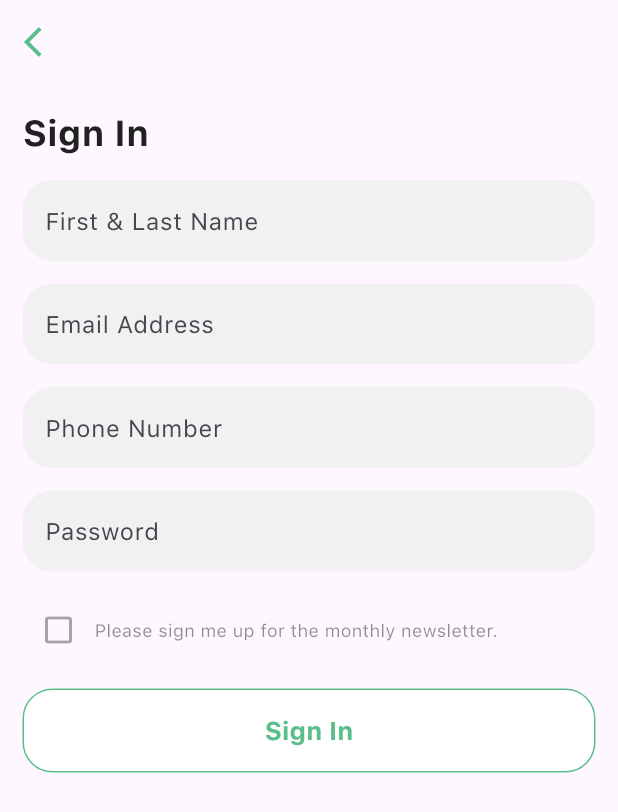
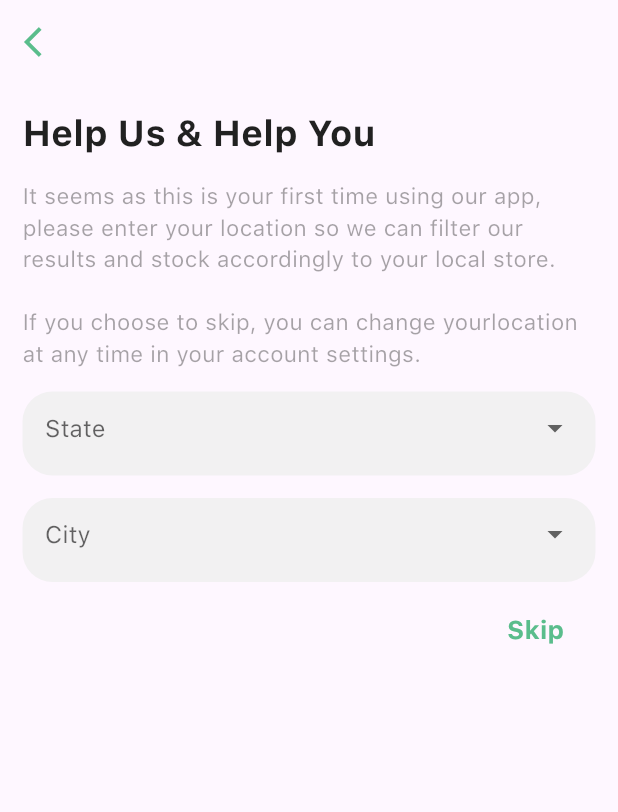
Before and after one commit to IbrahimRanjous/book_store, a Flutter app: the SignUpView screen opened by its route, after a tap on "Sign In", on a phone screen of 412 x 824 dp. Shown: the top 812 px of the screen. Run offline on Flutter 3.47's test engine with Material 3 defaults, Android fonts, the phone set to English and light mode, and no system bars; our stand-ins replace go_router; project files that could hold a hidden picture were left out.

Commit message:
create help us view & forgot password view

```diff
--- /dev/null
+++ b/lib/Features/Presentation/sign in/up/presentation/views/help_us_view.dart
@@ -0,0 +1,26 @@
+import 'package:book_store/Features/Presentation/sign%20in/up/presentation/views/widgets/help_us_view_body.dart';
+import 'package:book_store/core/utils/color_extenstion.dart';
+import 'package:flutter/material.dart';
+import 'package:go_router/go_router.dart';
+
+class HelpUsView extends StatelessWidget {
+  const HelpUsView({super.key});
+
+  @override
+  Widget build(BuildContext context) {
+    return Scaffold(
+      appBar: AppBar(
+        leading: IconButton(
+          onPressed: () => context.pop(),
+          icon: Icon(
+            Icons.arrow_back_ios,
+            color: TColor.primary,
+          ),
+        ),
+      ),
+      body: const SafeArea(
+        child: HelpUsViewBody(),
+      ),
+    );
+  }
+}
--- /dev/null
+++ b/lib/Features/Presentation/sign in/up/presentation/views/widgets/custom_drop_down_button.dart
@@ -0,0 +1,35 @@
+import 'package:book_store/core/utils/color_extenstion.dart';
+import 'package:flutter/material.dart';
+
+class CustomDropDownButton extends StatelessWidget {
+  const CustomDropDownButton({
+    super.key,
+    required this.hint, required this.itemsList,
+  });
+
+  final String hint;
+  final List<String> itemsList;
+  @override
+  Widget build(BuildContext context) {
+    return Container(
+      height: 56,
+      padding: const EdgeInsets.symmetric(horizontal: 15),
+      decoration: BoxDecoration(
+        color: TColor.textBox,
+        borderRadius: BorderRadius.circular(20),
+      ),
+      child: DropdownButton(
+        isExpanded: true,
+        hint: Text(hint),
+        underline: Container(),
+        items: itemsList.map((name) {
+          return DropdownMenuItem(
+            value: name,
+            child: Text(name),
+          );
+        }).toList(),
+        onChanged: (value) {},
+      ),
+    );
+  }
+}
--- a/lib/Features/Presentation/sign in/up/presentation/views/widgets/custom_elevated_button.dart
+++ b/lib/Features/Presentation/sign in/up/presentation/views/widgets/custom_elevated_button.dart
@@ -11,7 +11,7 @@ class CustomElevatedButton extends StatelessWidget {
   @override
   Widget build(BuildContext context) {
     return ElevatedButton(
-      onPressed: () {},
+      onPressed: onPressed,
       style: ButtonStyle(
         backgroundColor: getColor(Colors.white, TColor.primary),
         foregroundColor: getColor(TColor.primary, Colors.white),
--- /dev/null
+++ b/lib/Features/Presentation/sign in/up/presentation/views/widgets/help_us_view_body.dart
@@ -0,0 +1,63 @@
+import 'package:book_store/Features/Presentation/onboarding/presentation/views/widgets/custom_text_botton.dart';
+import 'package:book_store/Features/Presentation/sign%20in/up/presentation/views/widgets/custom_drop_down_button.dart';
+import 'package:book_store/core/utils/color_extenstion.dart';
+import 'package:book_store/core/utils/styles.dart';
+import 'package:flutter/material.dart';
+
+class HelpUsViewBody extends StatefulWidget {
+  const HelpUsViewBody({super.key});
+
+  @override
+  State<HelpUsViewBody> createState() => _HelpUsViewBodyState();
+}
+
+class _HelpUsViewBodyState extends State<HelpUsViewBody> {
+  TextEditingController state = TextEditingController();
+  TextEditingController city = TextEditingController();
+
+  @override
+  Widget build(BuildContext context) {
+    return SingleChildScrollView(
+      child: Container(
+        padding: const EdgeInsets.all(15),
+        child: Column(
+          crossAxisAlignment: CrossAxisAlignment.start,
+          children: [
+            Text(
+              'Help Us & Help You',
+              style: Styles.TextStyle24.copyWith(color: TColor.text),
+            ),
+            const SizedBox(
+              height: 15,
+            ),
+            Text(
+              'It seems as this is your first time using our app, please enter your location so we can filter our results and stock accordingly to your local store. \n\nIf you choose to skip, you can change yourlocation at any time in your account settings.',
+              style: Styles.TextStyle15.copyWith(color: TColor.subTitle),
+            ),
+            const SizedBox(
+              height: 15,
+            ),
+            const CustomDropDownButton(
+              hint: 'State',
+              itemsList: ['state1', 'state2'],
+            ),
+            const SizedBox(
+              height: 15,
+            ),
+            const CustomDropDownButton(
+              hint: 'City',
+              itemsList: ['city1', 'city2'],
+            ),
+            const Padding(
+              padding: EdgeInsets.all(8.0),
+              child: Row(
+                mainAxisAlignment: MainAxisAlignment.end,
+                children: [CustomTextButton(text: 'Skip')],
+              ),
+            )
+          ],
+        ),
+      ),
+    );
+  }
+}
--- a/lib/Features/Presentation/sign in/up/presentation/views/widgets/sign_up_view_body.dart
+++ b/lib/Features/Presentation/sign in/up/presentation/views/widgets/sign_up_view_body.dart
@@ -1,8 +1,10 @@
 import 'package:book_store/Features/Presentation/sign%20in/up/presentation/views/widgets/custom_elevated_button.dart';
 import 'package:book_store/Features/Presentation/sign%20in/up/presentation/views/widgets/custom_text_field.dart';
+import 'package:book_store/core/utils/app_router.dart';
 import 'package:book_store/core/utils/color_extenstion.dart';
 import 'package:book_store/core/utils/styles.dart';
 import 'package:flutter/material.dart';
+import 'package:go_router/go_router.dart';
 
 class SignUpViewBody extends StatefulWidget {
   const SignUpViewBody({super.key});
@@ -91,7 +93,9 @@ class _SignUpViewBodyState extends State<SignUpViewBody> {
               height: 15,
             ),
             CustomElevatedButton(
-              onPressed: () {},
+              onPressed: () {
+                context.push(AppRouter.kHelpUsView);
+              },
               title: 'Sign In',
             ),
           ],
--- a/lib/core/utils/app_router.dart
+++ b/lib/core/utils/app_router.dart
@@ -1,16 +1,17 @@
 import 'package:book_store/Features/Presentation/onboarding/presentation/views/onboarding_view.dart';
 import 'package:book_store/Features/Presentation/onboarding/presentation/views/welcom_view.dart';
+import 'package:book_store/Features/Presentation/sign%20in/up/presentation/views/forgot_password_view.dart';
+import 'package:book_store/Features/Presentation/sign%20in/up/presentation/views/help_us_view.dart';
 import 'package:book_store/Features/Presentation/sign%20in/up/presentation/views/log_in_view.dart';
 import 'package:book_store/Features/Presentation/sign%20in/up/presentation/views/sign_up_view.dart';
 import 'package:go_router/go_router.dart';
 
 class AppRouter {
-  // static const kHomeView = '/homeView';
-  // static const kBookDetailsView = '/bookDetailsView';
-  // static const kSearchView = '/searchView';
   static const kWelcomeView = '/welcomeView';
   static const kSignUpView = '/signUpView';
   static const kLogInView = '/LogInView';
+  static const kForgotPasswordView = '/forgotPasswordView';
+  static const kHelpUsView = '/helpUsView';
   static final router = GoRouter(
     routes: [
       GoRoute(
@@ -30,6 +31,14 @@ class AppRouter {
         path: kLogInView,
         builder: (context, state) => const LogInView(),
       ),
+      GoRoute(
+        path: kForgotPasswordView,
+        builder: (context, state) => const ForgotPasswordView(),
+      ),
+      GoRoute(
+        path: kHelpUsView,
+        builder: (context, state) => const HelpUsView(),
+      ),
     ],
   );
 }
```
Also changed, not shown: lib/Features/Presentation/sign in/up/presentation/views/forgot_password_view.dart (added, +29 -0 lines), lib/Features/Presentation/sign in/up/presentation/views/widgets/forgot_password_view_body.dart (added, +51 -0 lines), lib/Features/Presentation/sign in/up/presentation/views/widgets/log_in_view_body.dart (+19 -4 lines), lib/main.dart (line endings or trailing spaces).
